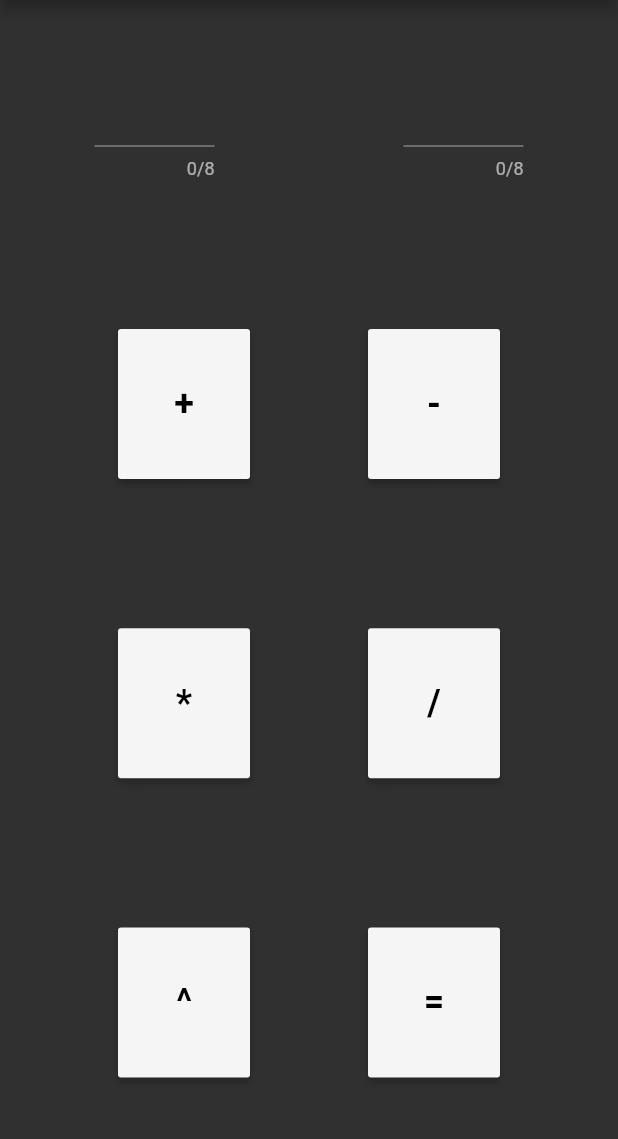
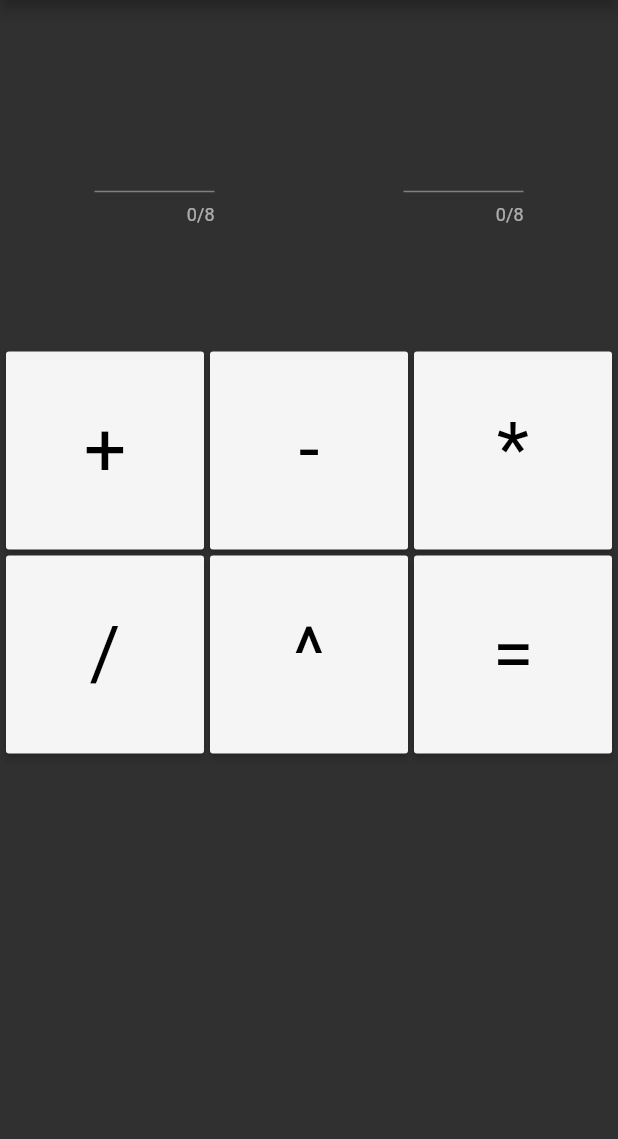
Before and after one commit to jddeep/flutter-testing-sample, a Flutter app: the screen it shows after launch, on a phone screen of 412 x 824 dp, the part 84-1223 px from its top. Run offline on Flutter 3.47's test engine with Material 2 defaults, Android fonts, the phone set to English and light mode, and no system bars.

Commit message:
updated widget layout code

```diff
--- a/lib/main.dart
+++ b/lib/main.dart
@@ -58,7 +58,7 @@ class _MyHomePageState extends State<MyHomePage> {
     return MaterialButton(
         height: 100.0,
         child: Text(operation,
-            style: TextStyle(fontWeight: FontWeight.bold, fontSize: 24.0)),
+            style: TextStyle(fontWeight: FontWeight.normal, fontSize: 50.0)),
         textColor: Colors.black,
         color: Colors.grey[100],
         key: Key(operation),
@@ -76,13 +76,16 @@ class _MyHomePageState extends State<MyHomePage> {
   @override
   Widget build(BuildContext context) {
     return Scaffold(
+      resizeToAvoidBottomInset: false,
       appBar: AppBar(
         title: Text(widget.title),
       ),
       body: Column(
         mainAxisAlignment: MainAxisAlignment.spaceAround,
         children: <Widget>[
-          Container(
+          Expanded(
+            flex: 3,
+            child: Container(
                 child: Row(
               mainAxisAlignment: MainAxisAlignment.spaceEvenly,
               children: <Widget>[
@@ -117,27 +120,51 @@ class _MyHomePageState extends State<MyHomePage> {
                 )
               ],
             )),
-          Row(
-            mainAxisAlignment: MainAxisAlignment.spaceEvenly,
-            children: <Widget>[
-              _button('+'),
-              _button('-'),
-            ],
           ),
-          Row(
-            mainAxisAlignment: MainAxisAlignment.spaceEvenly,
-            children: <Widget>[
-              _button('*'),
-              _button('/'),
-            ],
+          Expanded(
+            flex: 7,
+            child: AspectRatio(
+              aspectRatio: 1.0,
+              child: new GridView.count(
+                crossAxisCount: 3,
+                childAspectRatio: 1.0,
+                padding: const EdgeInsets.all(4.0),
+                mainAxisSpacing: 4.0,
+                crossAxisSpacing: 4.0,
+                children: <String>[
+                  // @formatter:off
+                  '+', '-', '*',
+                  '/', '^', '=',
+                  // @formatter:on
+                ].map((key) {
+                  return new GridTile(
+                    child: _button(key),
+                  );
+                }).toList(),
               ),
-          Row(
-            mainAxisAlignment: MainAxisAlignment.spaceEvenly,
-            children: <Widget>[
-              _button('^'),
-              _button('='),
-            ],
             ),
+          ),
+          // Row(
+          //   mainAxisAlignment: MainAxisAlignment.spaceEvenly,
+          //   children: <Widget>[
+          //     _button('+'),
+          //     _button('-'),
+          //   ],
+          // ),
+          // Row(
+          //   mainAxisAlignment: MainAxisAlignment.spaceEvenly,
+          //   children: <Widget>[
+          //     _button('*'),
+          //     _button('/'),
+          //   ],
+          // ),
+          // Row(
+          //   mainAxisAlignment: MainAxisAlignment.spaceEvenly,
+          //   children: <Widget>[
+          //     _button('^'),
+          //     _button('='),
+          //   ],
+          // ),
         ],
       ),
     );
```
Also changed, not shown: pubspec.lock, 2 other files. Lines whose indentation alone changed are shown as unchanged.
